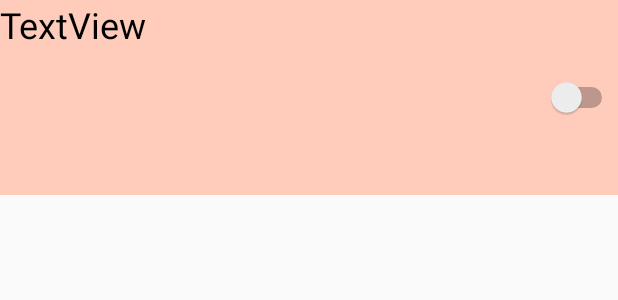
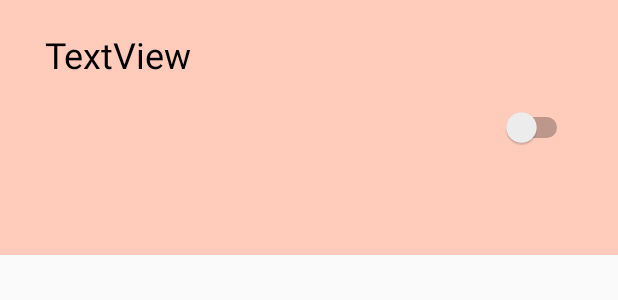
Before and after one commit to jhu-cs-uima-sp19/Awake, an Android app: the layout alarm_entry.xml on its own in the app's theme, with its tools: preview values and no code run, on a phone screen of 412 x 824 dp. Shown: the top 300 px of the screen. Run offline under Robolectric (Android 15) with nearby library versions, the phone set to English and light mode, and no system bars.

Commit message:
spacing of parts

```diff
--- a/app/src/main/res/layout/alarm_entry.xml
+++ b/app/src/main/res/layout/alarm_entry.xml
@@ -12,6 +12,9 @@
         android:layout_weight="3"
         android:gravity="left"
         android:orientation="vertical"
+        android:layout_marginLeft="30dp"
+        android:layout_marginTop="20dp"
+        android:layout_marginBottom="20dp"
         app:layout_constraintStart_toStartOf="parent"
         app:layout_constraintTop_toTopOf="parent">
 
@@ -52,6 +55,7 @@
         android:layout_height="match_parent"
         android:layout_weight="1"
         android:gravity="right|center_vertical"
+        android:layout_marginRight="30dp"
         app:layout_constraintEnd_toEndOf="parent"
         app:layout_constraintTop_toTopOf="parent" />
 
```
